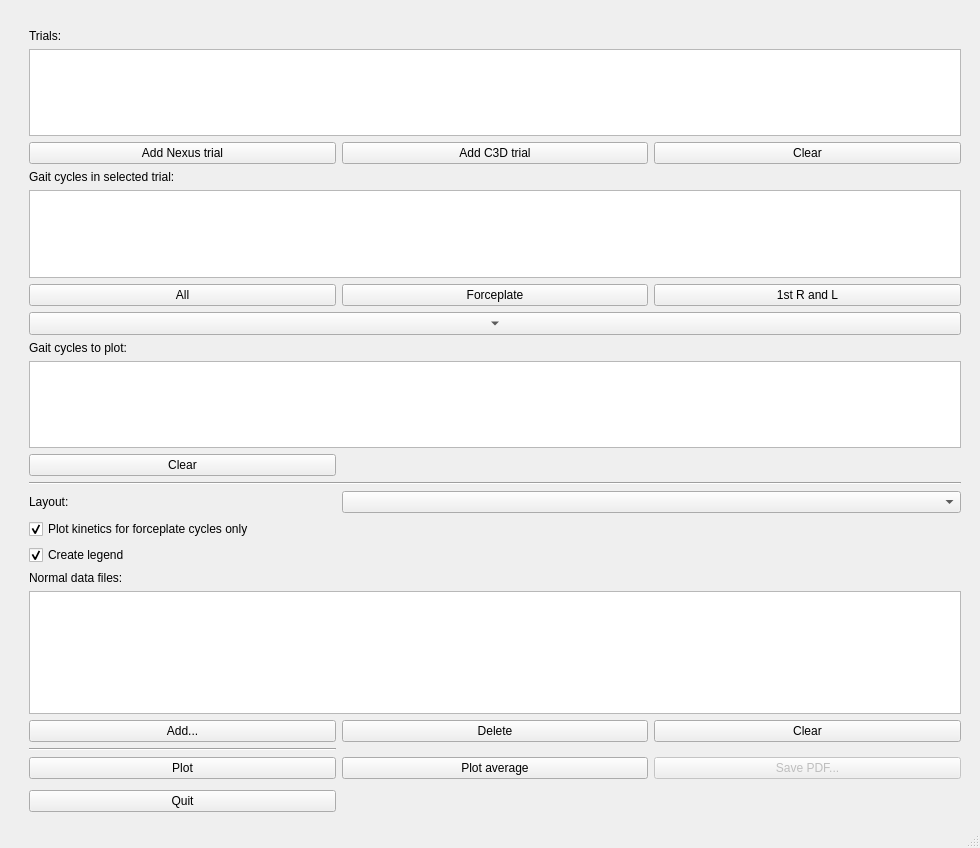
Old version of the form plotter_gui.ui in the repository NCH-Motion-Laboratory/gaitutils.
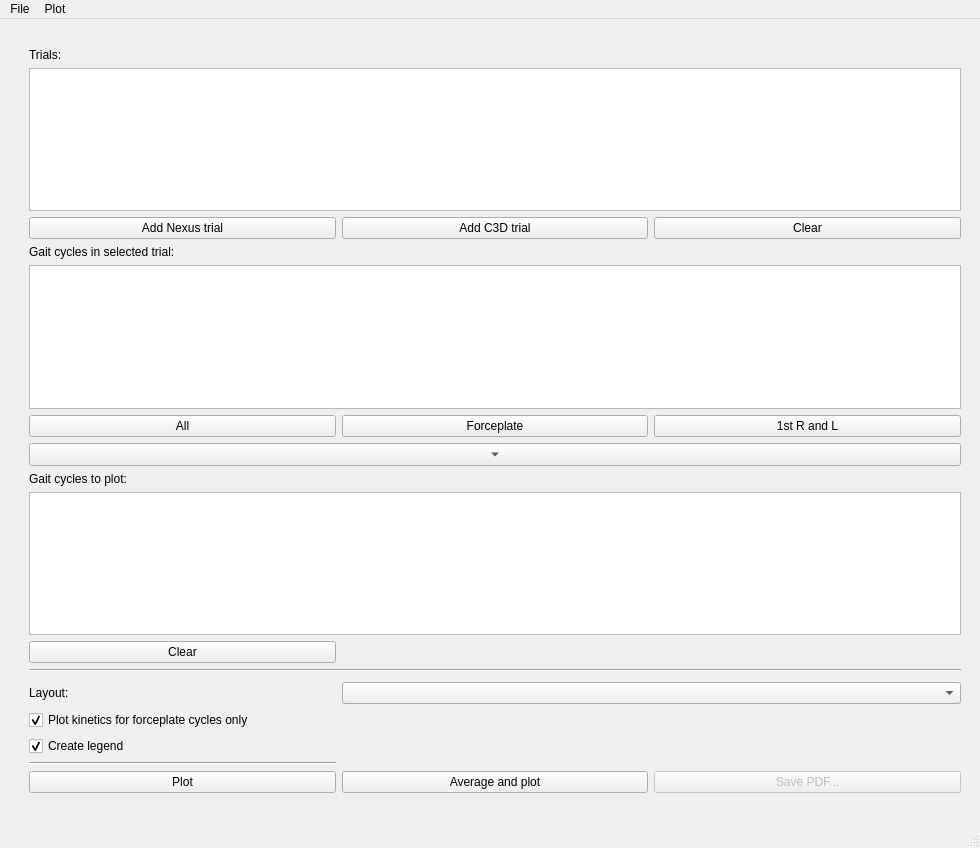
New version of the form. Custom widgets are drawn as their Qt base class.

Commit message: skeleton dialog window

What changed in the file:
```diff
--- a/plotter_gui.ui
+++ b/plotter_gui.ui
@@ -17,6 +17,29 @@
    <layout class="QVBoxLayout" name="verticalLayout">
     <item>
      <layout class="QGridLayout" name="mainGridLayout">
+      <item row="24" column="1">
+       <widget class="Line" name="line_2">
+        <property name="orientation">
+         <enum>Qt::Horizontal</enum>
+        </property>
+       </widget>
+      </item>
+      <item row="0" column="1">
+       <spacer name="verticalSpacer_2">
+        <property name="orientation">
+         <enum>Qt::Vertical</enum>
+        </property>
+        <property name="sizeType">
+         <enum>QSizePolicy::Fixed</enum>
+        </property>
+        <property name="sizeHint" stdset="0">
+         <size>
+          <width>20</width>
+          <height>20</height>
+         </size>
+        </property>
+       </spacer>
+      </item>
       <item row="21" column="1">
        <widget class="QLabel" name="label">
         <property name="text">
@@ -57,20 +80,13 @@
         </property>
        </widget>
       </item>
-      <item row="29" column="1">
+      <item row="25" column="1">
        <widget class="QPushButton" name="btnPlot">
         <property name="text">
          <string>Plot</string>
         </property>
        </widget>
       </item>
-      <item row="27" column="1">
-       <widget class="QPushButton" name="btnAddNormalData">
-        <property name="text">
-         <string>Add...</string>
-        </property>
-       </widget>
-      </item>
       <item row="14" column="1">
        <widget class="QLabel" name="label_4">
         <property name="text">
@@ -91,19 +107,6 @@
         </property>
        </spacer>
       </item>
-      <item row="37" column="1">
-       <spacer name="verticalSpacer">
-        <property name="orientation">
-         <enum>Qt::Vertical</enum>
-        </property>
-        <property name="sizeHint" stdset="0">
-         <size>
-          <width>20</width>
-          <height>40</height>
-         </size>
-        </property>
-       </spacer>
-      </item>
       <item row="23" column="1">
        <widget class="QCheckBox" name="xbLegend">
         <property name="text">
@@ -169,13 +172,6 @@
         </property>
        </widget>
       </item>
-      <item row="36" column="1">
-       <widget class="QPushButton" name="btnQuit">
-        <property name="text">
-         <string>Quit</string>
-        </property>
-       </widget>
-      </item>
       <item row="3" column="1" rowspan="3" colspan="3">
        <widget class="NiceListWidget" name="listTrials">
         <property name="sizePolicy">
@@ -193,13 +189,6 @@
         </property>
        </widget>
       </item>
-      <item row="24" column="1">
-       <widget class="QLabel" name="label_5">
-        <property name="text">
-         <string>Normal data files:</string>
-        </property>
-       </widget>
-      </item>
       <item row="6" column="2">
        <widget class="QPushButton" name="btnAddC3DTrial">
         <property name="text">
@@ -260,7 +249,7 @@
         </property>
        </widget>
       </item>
-      <item row="32" column="1">
+      <item row="28" column="1">
        <spacer name="verticalSpacer_5">
         <property name="orientation">
          <enum>Qt::Vertical</enum>
@@ -290,28 +279,14 @@
         </property>
        </widget>
       </item>
-      <item row="27" column="2">
-       <widget class="QPushButton" name="btnDeleteNormalData">
-        <property name="text">
-         <string>Delete</string>
-        </property>
-       </widget>
-      </item>
-      <item row="28" column="1">
-       <widget class="Line" name="line_2">
-        <property name="orientation">
-         <enum>Qt::Horizontal</enum>
-        </property>
-       </widget>
-      </item>
-      <item row="29" column="2">
+      <item row="25" column="2">
        <widget class="QPushButton" name="pushButton_2">
         <property name="text">
-         <string>Plot average</string>
+         <string>Average and plot</string>
         </property>
        </widget>
       </item>
-      <item row="29" column="3">
+      <item row="25" column="3">
        <widget class="QPushButton" name="btnSavePDF">
         <property name="enabled">
          <bool>false</bool>
@@ -321,16 +296,6 @@
         </property>
        </widget>
       </item>
-      <item row="25" column="1" rowspan="2" colspan="3">
-       <widget class="NiceListWidget" name="listNormalData"/>
-      </item>
-      <item row="27" column="3">
-       <widget class="QPushButton" name="btnClearNormalData">
-        <property name="text">
-         <string>Clear</string>
-        </property>
-       </widget>
-      </item>
      </layout>
     </item>
    </layout>
@@ -344,6 +309,21 @@
      <height>21</height>
     </rect>
    </property>
+   <widget class="QMenu" name="menuFile">
+    <property name="title">
+     <string>File</string>
+    </property>
+    <addaction name="actionQuit"/>
+   </widget>
+   <widget class="QMenu" name="menuPlot">
+    <property name="title">
+     <string>Plot</string>
+    </property>
+    <addaction name="actionSave_as_PDF"/>
+    <addaction name="actionNormal_data"/>
+   </widget>
+   <addaction name="menuFile"/>
+   <addaction name="menuPlot"/>
   </widget>
   <widget class="QStatusBar" name="statusbar"/>
  </widget>
```
Left out of the diff: 31 changed lines with no effect on the pictures. The commit also changes 1 other file.
